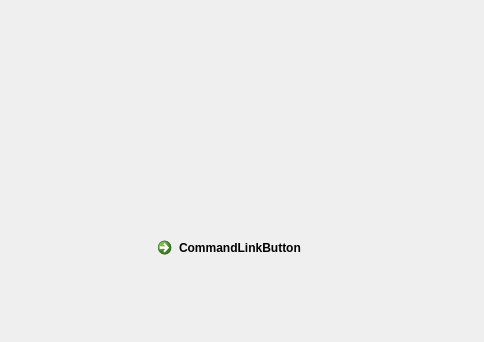
The window that ReRa_UI.ui (TroyRasband/ReRa) describes before a commit, drawn with Qt 5; both pictures show x 0 to 484 and y 0 to 342 of the 800 by 600 pixel window.
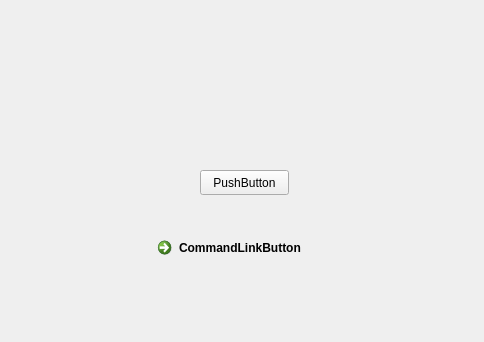
The same window after the commit.

```diff
--- a/ReRa_UI.ui
+++ b/ReRa_UI.ui
@@ -27,6 +27,19 @@
      <string>CommandLinkButton</string>
     </property>
    </widget>
+   <widget class="QPushButton" name="pushButton">
+    <property name="geometry">
+     <rect>
+      <x>200</x>
+      <y>170</y>
+      <width>89</width>
+      <height>25</height>
+     </rect>
+    </property>
+    <property name="text">
+     <string>PushButton</string>
+    </property>
+   </widget>
   </widget>
   <widget class="QMenuBar" name="menubar">
    <property name="geometry">
```
